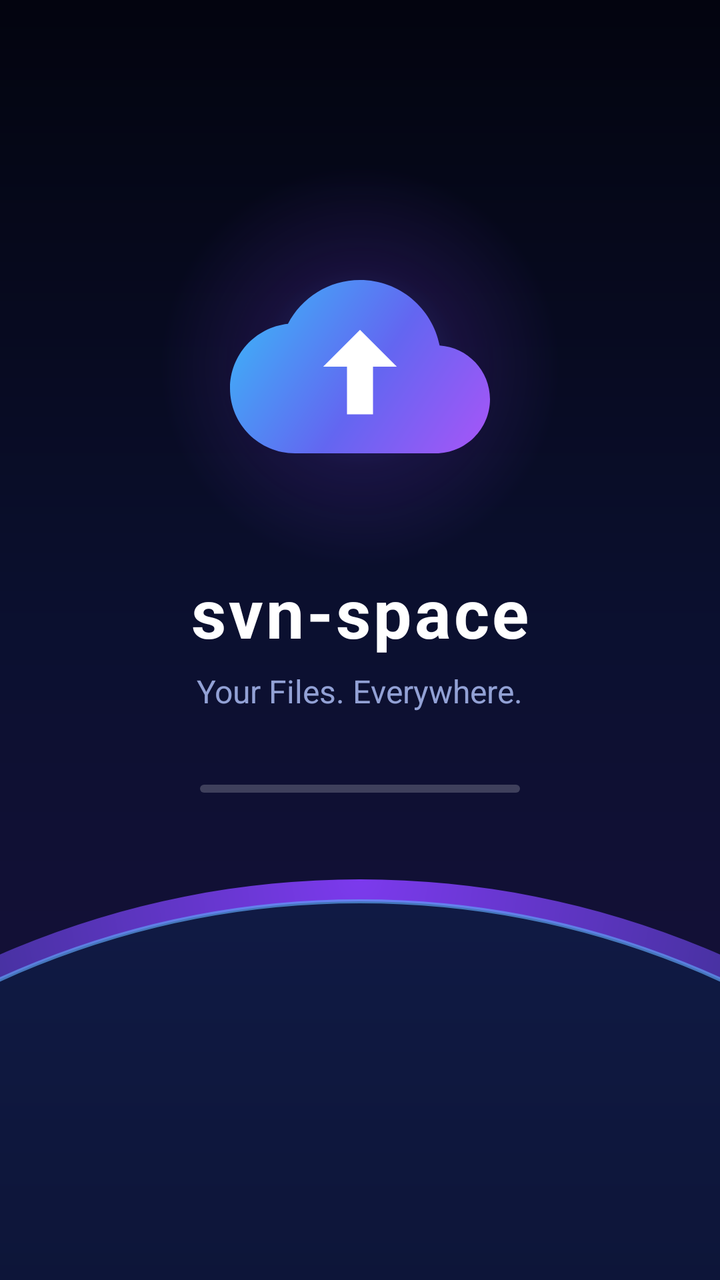
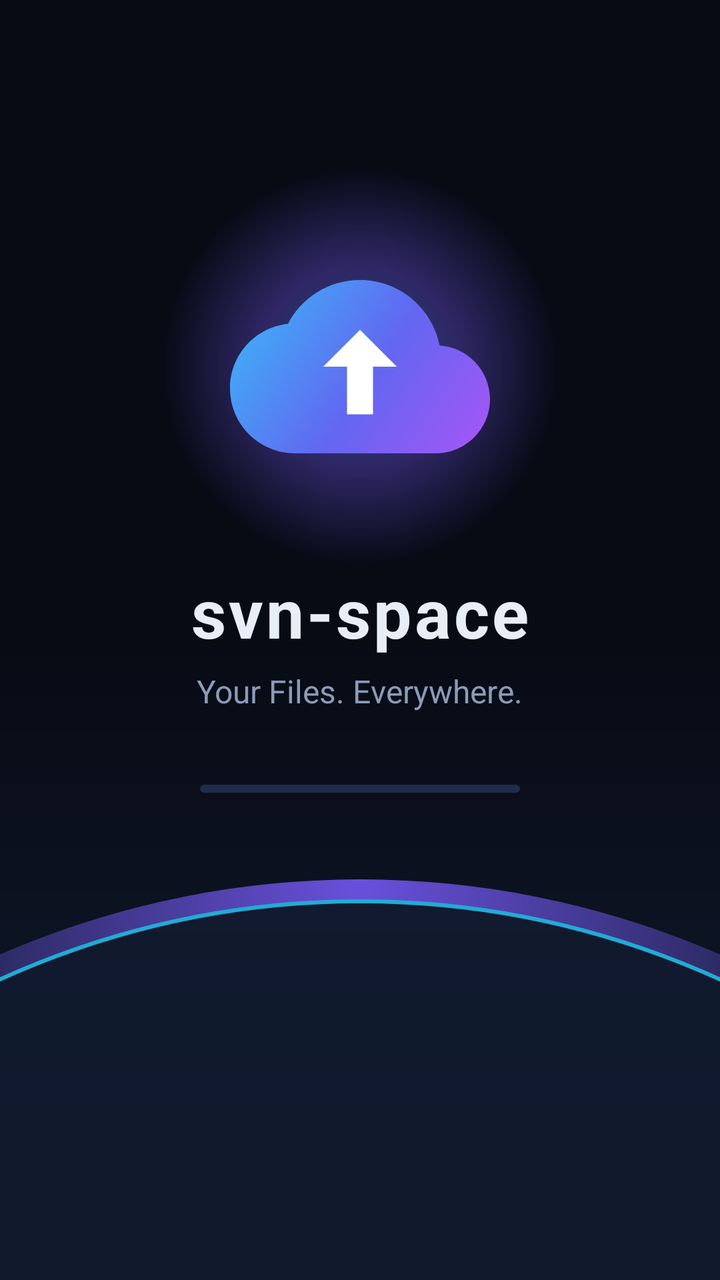

Before-and-after screenshots of an Android layout around one commit, followed by the original layout XML and the change that was made.
<!-- AndroidManifest.xml: activity theme Theme.SvnSpace.Splash -->
<!-- res/layout/activity_splash.xml -->
<?xml version="1.0" encoding="utf-8"?>
<FrameLayout xmlns:android="http://schemas.android.com/apk/res/android"
    xmlns:app="http://schemas.android.com/apk/res-auto"
    android:layout_width="match_parent"
    android:layout_height="match_parent"
    android:background="@drawable/bg_splash">

    
    <View
        android:id="@+id/planet"
        android:layout_width="900dp"
        android:layout_height="900dp"
        android:layout_gravity="bottom|center_horizontal"
        android:layout_marginBottom="-700dp"
        android:background="@drawable/bg_planet" />

    <LinearLayout
        android:layout_width="match_parent"
        android:layout_height="wrap_content"
        android:layout_gravity="center"
        android:layout_marginBottom="80dp"
        android:gravity="center_horizontal"
        android:orientation="vertical">

        <FrameLayout
            android:layout_width="200dp"
            android:layout_height="200dp">
            <View
                android:layout_width="match_parent"
                android:layout_height="match_parent"
                android:background="@drawable/bg_logo_glow" />
            <ImageView
                android:id="@+id/img_logo"
                android:layout_width="130dp"
                android:layout_height="130dp"
                android:layout_gravity="center"
                android:contentDescription="svn-space"
                android:src="@drawable/ic_cloud_logo" />
        </FrameLayout>

        <TextView
            android:id="@+id/txt_wordmark"
            android:layout_width="wrap_content"
            android:layout_height="wrap_content"
            android:text="svn-space"
            android:textColor="#FFFFFFFF"
            android:textSize="34sp"
            android:textStyle="bold"
            android:letterSpacing="0.04" />

        <TextView
            android:layout_width="wrap_content"
            android:layout_height="wrap_content"
            android:layout_marginTop="6dp"
            android:text="Your Files. Everywhere."
            android:textColor="#CCB4C6FF"
            android:textSize="16sp" />

        <com.google.android.material.progressindicator.LinearProgressIndicator
            android:layout_width="160dp"
            android:layout_height="wrap_content"
            android:layout_marginTop="36dp"
            android:indeterminate="true"
            app:indicatorColor="#FF818CF8"
            app:trackColor="#33FFFFFF"
            app:trackCornerRadius="4dp" />
    </LinearLayout>
</FrameLayout>
<!-- resources referenced by this layout -->
<resources>
  <!-- drawable bg_logo_glow (drawable) -->
  <?xml version="1.0" encoding="utf-8"?>
  <shape xmlns:android="http://schemas.android.com/apk/res/android" android:shape="oval">
      <gradient
          android:type="radial"
          android:gradientRadius="50%p"
          android:startColor="#666366F1"
          android:centerColor="#227C3AED"
          android:endColor="#00000000" />
  </shape>
  <!-- drawable bg_planet (drawable) -->
  <?xml version="1.0" encoding="utf-8"?>
  <layer-list xmlns:android="http://schemas.android.com/apk/res/android">
      <item>
          <shape android:shape="oval">
              <gradient
                  android:type="radial"
                  android:gradientRadius="60%p"
                  android:centerY="0.0"
                  android:startColor="#FF7C3AED"
                  android:centerColor="#FF312E81"
                  android:endColor="#00000000" />
          </shape>
      </item>
      <item android:top="10dp" android:left="10dp" android:right="10dp">
          <shape android:shape="oval">
              <gradient
                  android:angle="270"
                  android:startColor="#FF101A44"
                  android:endColor="#FF03040F" />
              <stroke android:width="2dp" android:color="#AA60A5FA" />
          </shape>
      </item>
  </layer-list>
  <!-- drawable bg_splash (drawable) -->
  <?xml version="1.0" encoding="utf-8"?>
  <shape xmlns:android="http://schemas.android.com/apk/res/android" android:shape="rectangle">
      <gradient
          android:angle="270"
          android:startColor="#FF03040F"
          android:centerColor="#FF0B1030"
          android:endColor="#FF1B0F3D" />
  </shape>
  <!-- drawable ic_cloud_logo (drawable) -->
  <?xml version="1.0" encoding="utf-8"?>
  <vector xmlns:android="http://schemas.android.com/apk/res/android"
      xmlns:aapt="http://schemas.android.com/aapt"
      android:width="120dp"
      android:height="120dp"
      android:viewportWidth="24"
      android:viewportHeight="24">
      <path
          android:pathData="M19.35,10.04C18.67,6.59 15.64,4 12,4 9.11,4 6.6,5.64 5.35,8.04 2.34,8.36 0,10.91 0,14c0,3.31 2.69,6 6,6h13c2.76,0 5,-2.24 5,-5 0,-2.64 -2.05,-4.78 -4.65,-4.96z">
          <aapt:attr name="android:fillColor">
              <gradient
                  android:type="linear"
                  android:startX="0"
                  android:startY="4"
                  android:endX="24"
                  android:endY="20">
                  <item android:offset="0" android:color="#FF38BDF8" />
                  <item android:offset="0.55" android:color="#FF6366F1" />
                  <item android:offset="1" android:color="#FFA855F7" />
              </gradient>
          </aapt:attr>
      </path>
      <path
          android:fillColor="#FFFFFFFF"
          android:pathData="M12,8.6l3.4,3.4h-2.2v4.4h-2.4v-4.4H8.6z" />
  </vector>
  <style name="Theme.SvnSpace.Splash" parent="Theme.SvnSpace">
          <item name="android:windowBackground">@drawable/bg_splash</item>
          <item name="android:statusBarColor">#FF03040F</item>
          <item name="android:navigationBarColor">#FF03040F</item>
      </style>
  <color name="svn_cyan">#25C8F5</color>
  <color name="void_black">#070B14</color>
  <color name="svn_card_elevated">#182440</color>
  <color name="svn_text">#E8EEF8</color>
  <color name="svn_purple">#7B5CFF</color>
  <color name="white">#FFFFFFFF</color>
  <color name="svn_surface">#0D1526</color>
  <color name="svn_card">#121C31</color>
  <color name="svn_text_secondary">#8B9BB8</color>
  <color name="svn_stroke">#1E2D4A</color>
  <color name="svn_bg">#070B14</color>
  <!-- unchanged entries left out for length: 1 -->
</resources>

<!-- the commit's change to res/layout/activity_splash.xml (unified diff, before → after) -->
@@ -12,6 +12,7 @@
         android:layout_height="900dp"
         android:layout_gravity="bottom|center_horizontal"
         android:layout_marginBottom="-700dp"
+        android:alpha="0.85"
         android:background="@drawable/bg_planet" />
 
     <LinearLayout
@@ -28,6 +29,7 @@
             <View
                 android:layout_width="match_parent"
                 android:layout_height="match_parent"
+                android:alpha="0.35"
                 android:background="@drawable/bg_logo_glow" />
             <ImageView
                 android:id="@+id/img_logo"
@@ -43,7 +45,7 @@
             android:layout_width="wrap_content"
             android:layout_height="wrap_content"
             android:text="svn-space"
-            android:textColor="#FFFFFFFF"
+            android:textColor="?attr/colorOnSurface"
             android:textSize="34sp"
             android:textStyle="bold"
             android:letterSpacing="0.04" />
@@ -53,7 +55,7 @@
             android:layout_height="wrap_content"
             android:layout_marginTop="6dp"
             android:text="Your Files. Everywhere."
-            android:textColor="#CCB4C6FF"
+            android:textColor="?attr/colorOnSurfaceVariant"
             android:textSize="16sp" />
 
         <com.google.android.material.progressindicator.LinearProgressIndicator
@@ -61,8 +63,8 @@
             android:layout_height="wrap_content"
             android:layout_marginTop="36dp"
             android:indeterminate="true"
-            app:indicatorColor="#FF818CF8"
-            app:trackColor="#33FFFFFF"
+            app:indicatorColor="?attr/colorPrimary"
+            app:trackColor="?attr/colorOutline"
             app:trackCornerRadius="4dp" />
     </LinearLayout>
 </FrameLayout>
<!-- resource entries referenced after the edit -->
@@ -6,8 +6,8 @@
       <gradient
           android:type="radial"
           android:gradientRadius="50%p"
-          android:startColor="#666366F1"
-          android:centerColor="#227C3AED"
+          android:startColor="?attr/colorPrimary"
+          android:centerColor="?attr/colorSecondary"
           android:endColor="#00000000" />
   </shape>
   <!-- drawable bg_planet (drawable) -->
@@ -19,8 +19,8 @@
                   android:type="radial"
                   android:gradientRadius="60%p"
                   android:centerY="0.0"
-                  android:startColor="#FF7C3AED"
-                  android:centerColor="#FF312E81"
+                  android:startColor="?attr/colorSecondary"
+                  android:centerColor="?attr/colorSurfaceVariant"
                   android:endColor="#00000000" />
           </shape>
       </item>
@@ -28,9 +28,9 @@
           <shape android:shape="oval">
               <gradient
                   android:angle="270"
-                  android:startColor="#FF101A44"
-                  android:endColor="#FF03040F" />
-              <stroke android:width="2dp" android:color="#AA60A5FA" />
+                  android:startColor="?attr/colorSurfaceVariant"
+                  android:endColor="?android:attr/colorBackground" />
+              <stroke android:width="2dp" android:color="?attr/colorPrimary" />
           </shape>
       </item>
   </layer-list>
@@ -39,9 +39,9 @@
   <shape xmlns:android="http://schemas.android.com/apk/res/android" android:shape="rectangle">
       <gradient
           android:angle="270"
-          android:startColor="#FF03040F"
-          android:centerColor="#FF0B1030"
-          android:endColor="#FF1B0F3D" />
+          android:startColor="?android:attr/colorBackground"
+          android:centerColor="?android:attr/colorBackground"
+          android:endColor="?attr/colorSurfaceVariant" />
   </shape>
   <!-- drawable ic_cloud_logo (drawable) -->
   <?xml version="1.0" encoding="utf-8"?>
